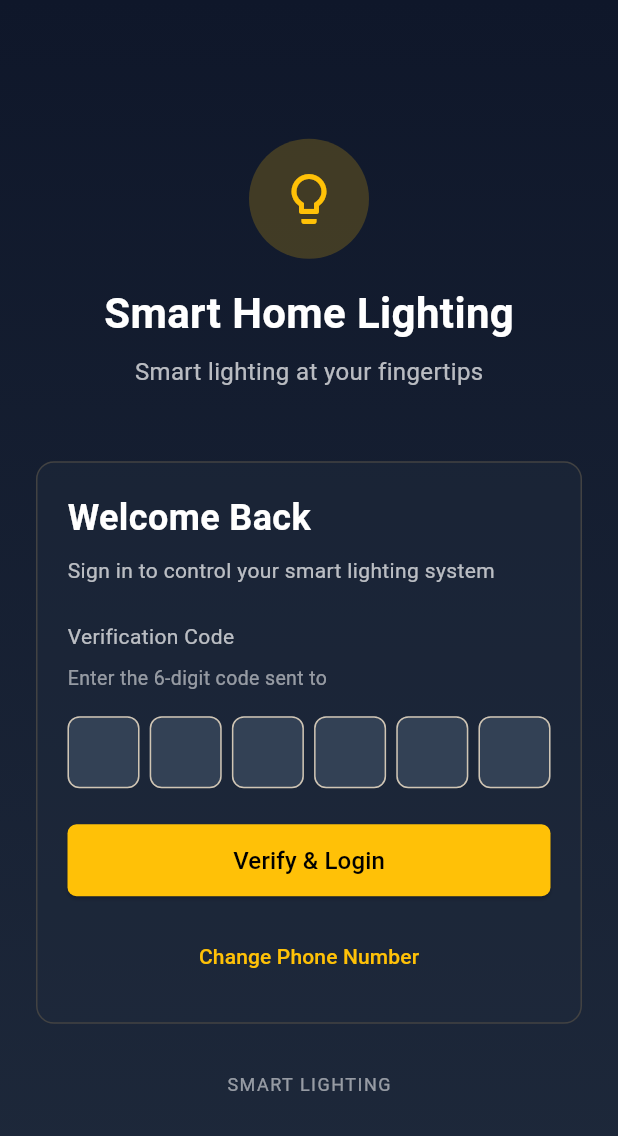
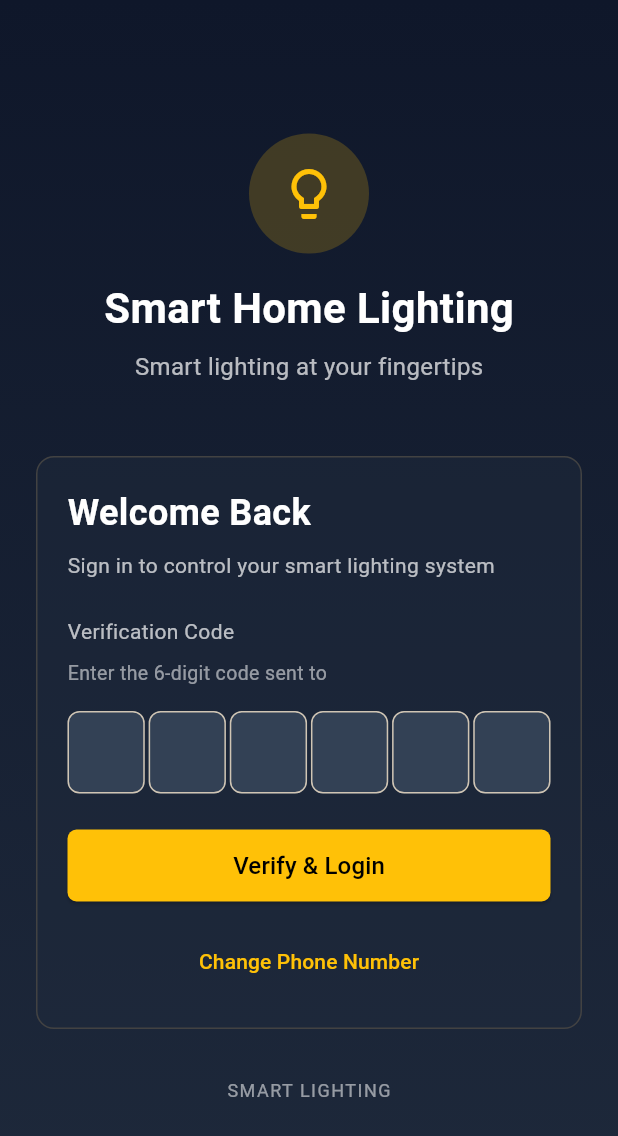
Before and after one commit to russyncb/smart-home-lighting, a Flutter app: the OTPVerificationScreen screen opened directly with empty values, on a phone screen of 412 x 824 dp. Shown: the top 1136 px of the screen. Run offline on Flutter 3.47's test engine with Material 3 defaults, Android fonts, the phone set to English and light mode, and no system bars; our stand-ins replace cloud_firestore, firebase_auth, firebase_core, permission_handler, shared_preferences, speech_to_text; accounts and stored records are empty.

```diff
--- a/lib/screens/otp_verification_screen.dart
+++ b/lib/screens/otp_verification_screen.dart
@@ -67,7 +67,7 @@ class _OTPVerificationScreenState extends State<OTPVerificationScreen> {
 
       // Check if this is a new user
       if (userCredential.additionalUserInfo?.isNewUser ?? false) {
-        // Setup rooms in database (changed from setupUserData to setupRooms)
+        // Setup rooms in database
         await DatabaseService().setupRooms();
         print('New user detected - created demo rooms');
       } else {
@@ -96,6 +96,12 @@ class _OTPVerificationScreenState extends State<OTPVerificationScreen> {
 
   @override
   Widget build(BuildContext context) {
+    // Format the phone number to handle overflow
+    String formattedPhone = widget.phoneNumber;
+    if (formattedPhone.length > 15) {
+      formattedPhone = formattedPhone.substring(0, 12) + '...';
+    }
+
     return Scaffold(
       body: Container(
         decoration: const BoxDecoration(
@@ -189,23 +195,38 @@ class _OTPVerificationScreenState extends State<OTPVerificationScreen> {
                             ),
                           ),
                           const SizedBox(height: 8),
+                          // Fixed phone number text display
+                          Wrap(
+                            children: [
                               Text(
-                            'Enter the 6-digit code sent to ${widget.phoneNumber}',
+                                'Enter the 6-digit code sent to ',
                                 style: const TextStyle(
                                   fontSize: 13,
                                   color: Colors.white54,
                                 ),
                               ),
+                              Text(
+                                formattedPhone,
+                                style: const TextStyle(
+                                  fontSize: 13,
+                                  color: Colors.amber,
+                                  fontWeight: FontWeight.w500,
+                                ),
+                                overflow: TextOverflow.ellipsis,
+                              ),
+                            ],
+                          ),
                           const SizedBox(height: 16),
 
                           // OTP input fields
-                          Row(
+                          Container(
+                            height: 55, // Fixed height for OTP row
+                            child: Row(
                               mainAxisAlignment: MainAxisAlignment.spaceBetween,
                               children: List.generate(
                                 6,
                                 (index) => SizedBox(
-                                width: 48,
-                                height: 48,
+                                  width: MediaQuery.of(context).size.width / 8,
                                   child: TextField(
                                     controller: _otpControllers[index],
                                     focusNode: _focusNodes[index],
@@ -245,6 +266,7 @@ class _OTPVerificationScreenState extends State<OTPVerificationScreen> {
                                         }
                                       }
                                     },
+                                  ),
                                 ),
                               ),
                             ),
```
Also changed, not shown: lib/services/voice_command_service.dart (+83 -11 lines), lib/widgets/room_card.dart (+45 -28 lines), pubspec.yaml (+4 -3 lines), pubspec.lock, 4 other files. Lines whose indentation alone changed are shown as unchanged.
